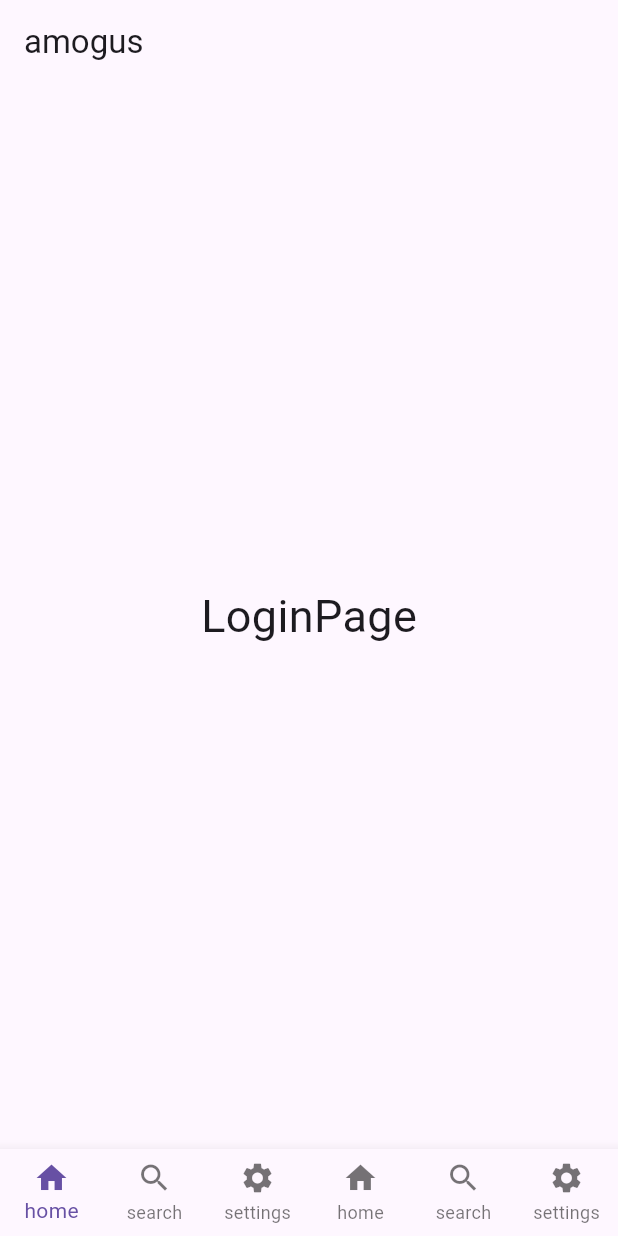
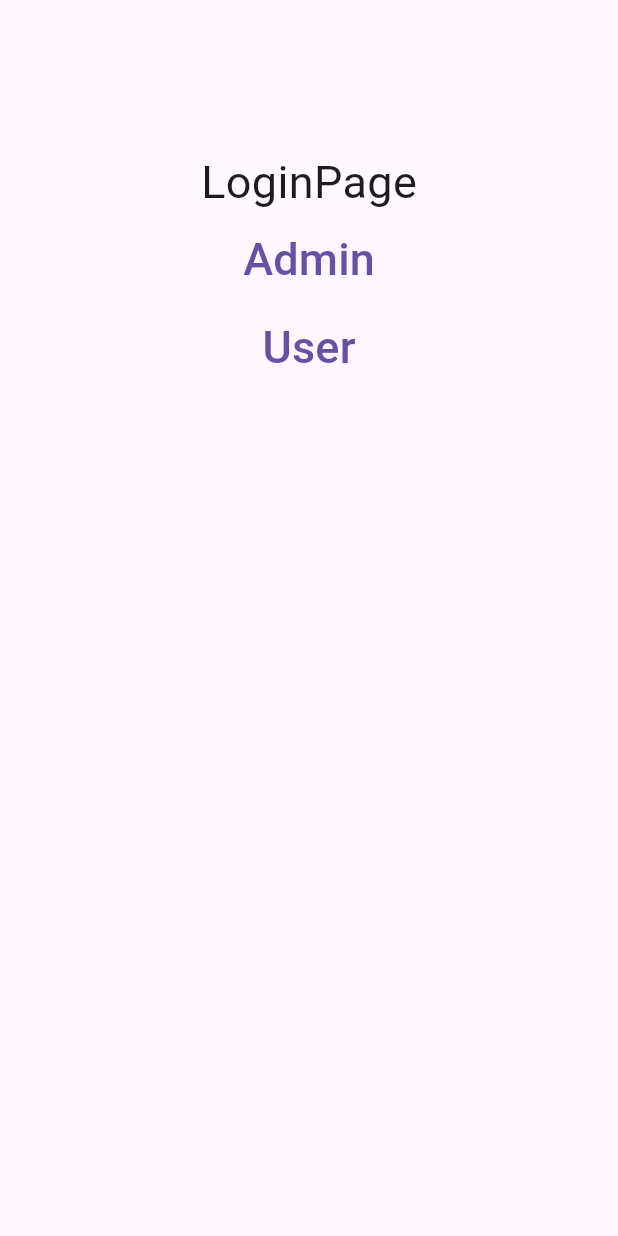
Before and after one commit to BryanNoBryan/ORG.ify, a Flutter app: the screen it shows after launch, on a phone screen of 412 x 824 dp. Run offline on Flutter 3.47's test engine with Material 3 defaults, Android fonts, the phone set to English and light mode, and no system bars; our stand-ins replace flutter_svg, go_router.

Commit message:
major structure milestone

```diff
--- a/lib/MyNavigator.dart
+++ b/lib/MyNavigator.dart
@@ -1,7 +1,11 @@
+import 'dart:developer';
+
 import 'package:flutter/material.dart';
 import 'package:go_router/go_router.dart';
+import 'package:midyear/NavigationLoginPage.dart';
 
 import 'NavigationPage.dart';
+import 'UserState.dart';
 import 'content/Profile.dart';
 import 'content/admin/AdminEvent.dart';
 import 'content/admin/AdminHome.dart';
@@ -17,7 +21,13 @@ class MyNavigator {
     return _instance;
   }
 
+  static late StatefulNavigationShell _navigationShell;
+  static StatefulNavigationShell get shell => _navigationShell;
+
   static late final GoRouter router;
+
+  static late int _navigationbarIndex;
+  static int get navigationbarIndex => _navigationbarIndex;
 
   static final GlobalKey<NavigatorState> parentNavigatorKey =
       GlobalKey<NavigatorState>();
@@ -118,10 +128,11 @@ class MyNavigator {
           GoRouterState state,
           StatefulNavigationShell navigationShell,
         ) {
+          _navigationShell = navigationShell;
           return getPage(
-            child: NavigationPage(
-              child: navigationShell,
-            ),
+            child: (navigationShell.currentIndex == 0)
+                ? NavigationLoginPage(child: navigationShell)
+                : NavigationPage(child: navigationShell),
             state: state,
           );
         },
@@ -143,4 +154,42 @@ class MyNavigator {
       child: child,
     );
   }
+
+  static void loginScreen() {
+    UserState.signOut();
+    _navigationShell.goBranch(0, initialLocation: true);
+  }
+
+  static void goHome({bool? initial}) {
+    log('homed');
+    log(UserState.perm.toString());
+    _navigationbarIndex = 0;
+    switch (UserState.perm) {
+      case 1:
+        log('admined');
+        _navigationShell.goBranch(1, initialLocation: initial ?? false);
+        break;
+      case 0:
+        log('usered');
+        _navigationShell.goBranch(2, initialLocation: initial ?? false);
+        break;
+    }
+  }
+
+  static void goEvent({bool? initial}) {
+    _navigationbarIndex = 1;
+    switch (UserState.perm) {
+      case 1:
+        _navigationShell.goBranch(3, initialLocation: initial ?? false);
+        break;
+      case 0:
+        _navigationShell.goBranch(4, initialLocation: initial ?? false);
+        break;
+    }
+  }
+
+  static void goProfile({bool? initial}) {
+    _navigationbarIndex = 2;
+    _navigationShell.goBranch(5, initialLocation: initial ?? false);
+  }
 }
--- /dev/null
+++ b/lib/NavigationLoginPage.dart
@@ -0,0 +1,22 @@
+import 'package:flutter/material.dart';
+import 'package:go_router/go_router.dart';
+
+class NavigationLoginPage extends StatefulWidget {
+  const NavigationLoginPage({super.key, required this.child});
+
+  final StatefulNavigationShell child;
+
+  @override
+  State<NavigationLoginPage> createState() => _NavigationLoginPageState();
+}
+
+class _NavigationLoginPageState extends State<NavigationLoginPage> {
+  @override
+  Widget build(BuildContext context) {
+    return Scaffold(
+      body: SafeArea(
+        child: widget.child,
+      ),
+    );
+  }
+}
--- a/lib/NavigationPage.dart
+++ b/lib/NavigationPage.dart
@@ -1,5 +1,8 @@
 import 'package:flutter/material.dart';
 import 'package:go_router/go_router.dart';
+import 'package:midyear/MyNavigator.dart';
+
+import 'UserState.dart';
 
 class NavigationPage extends StatefulWidget {
   const NavigationPage({
@@ -18,45 +21,49 @@ class _NavigationPageState extends State<NavigationPage> {
   Widget build(BuildContext context) {
     return Scaffold(
       appBar: AppBar(
-        title: const Text('amogus'),
+        title: const Text('amogus inc.'),
+        actions: [
+          IconButton(
+            icon: const Icon(Icons.account_circle, size: 40),
+            onPressed: () {
+              MyNavigator.loginScreen();
+            },
+          ),
+        ],
       ),
       body: SafeArea(
         child: widget.child,
       ),
       bottomNavigationBar: BottomNavigationBar(
         type: BottomNavigationBarType.fixed,
-        currentIndex: widget.child.currentIndex,
+        currentIndex: MyNavigator.navigationbarIndex,
         onTap: (index) {
-          widget.child.goBranch(
-            index,
-            initialLocation: index == widget.child.currentIndex,
-          );
+          switch (index) {
+            case 0:
+              MyNavigator.goHome(initial: index == widget.child.currentIndex);
+              break;
+            case 1:
+              MyNavigator.goEvent(initial: index == widget.child.currentIndex);
+              break;
+            case 2:
+              MyNavigator.goProfile(
+                  initial: index == widget.child.currentIndex);
+              break;
+          }
           setState(() {});
         },
         items: const [
           BottomNavigationBarItem(
             icon: Icon(Icons.home),
-            label: 'home',
+            label: 'Home',
           ),
           BottomNavigationBarItem(
-            icon: Icon(Icons.search),
-            label: 'search',
+            icon: Icon(Icons.event),
+            label: 'Events',
           ),
           BottomNavigationBarItem(
-            icon: Icon(Icons.settings),
-            label: 'settings',
-          ),
-          BottomNavigationBarItem(
-            icon: Icon(Icons.home),
-            label: 'home',
-          ),
-          BottomNavigationBarItem(
-            icon: Icon(Icons.search),
-            label: 'search',
-          ),
-          BottomNavigationBarItem(
-            icon: Icon(Icons.settings),
-            label: 'settings',
+            icon: Icon(Icons.person_outlined),
+            label: 'Profile',
           ),
         ],
       ),
--- /dev/null
+++ b/lib/UserState.dart
@@ -0,0 +1,16 @@
+class UserState {
+  static int _perm = -1;
+
+  static int get perm => _perm;
+
+  static set perm(int perm) => _perm = perm;
+
+  static void signOut() {
+    _perm = -1;
+  }
+
+  static final Map<int, String> perms = {
+    1: 'Admin',
+    0: 'User',
+  };
+}
--- a/lib/content/LoginPage.dart
+++ b/lib/content/LoginPage.dart
@@ -1,4 +1,7 @@
 import 'package:flutter/material.dart';
+import 'package:midyear/MyNavigator.dart';
+
+import '../UserState.dart';
 
 class LoginPage extends StatefulWidget {
   const LoginPage({super.key});
@@ -11,11 +14,36 @@ class _LoginPageState extends State<LoginPage> {
   @override
   Widget build(BuildContext context) {
     return Scaffold(
-        body: Center(
+        body: Column(
+      children: [
+        SizedBox(
+          height: 100,
+        ),
+        Center(
             child: Text(
-      'LoginPage',
-      style: TextStyle(fontSize: 30),
-    )));
+          'LoginPage',
+          style: TextStyle(fontSize: 30),
+        )),
+        TextButton(
+            onPressed: () {
+              UserState.perm = 1;
+              MyNavigator.goHome();
+            },
+            child: Text(
+              'Admin',
+              style: TextStyle(fontSize: 30),
+            )),
+        TextButton(
+            onPressed: () {
+              UserState.perm = 0;
+              MyNavigator.goHome();
+            },
+            child: Text(
+              'User',
+              style: TextStyle(fontSize: 30),
+            )),
+      ],
+    ));
   }
 }
 
```
